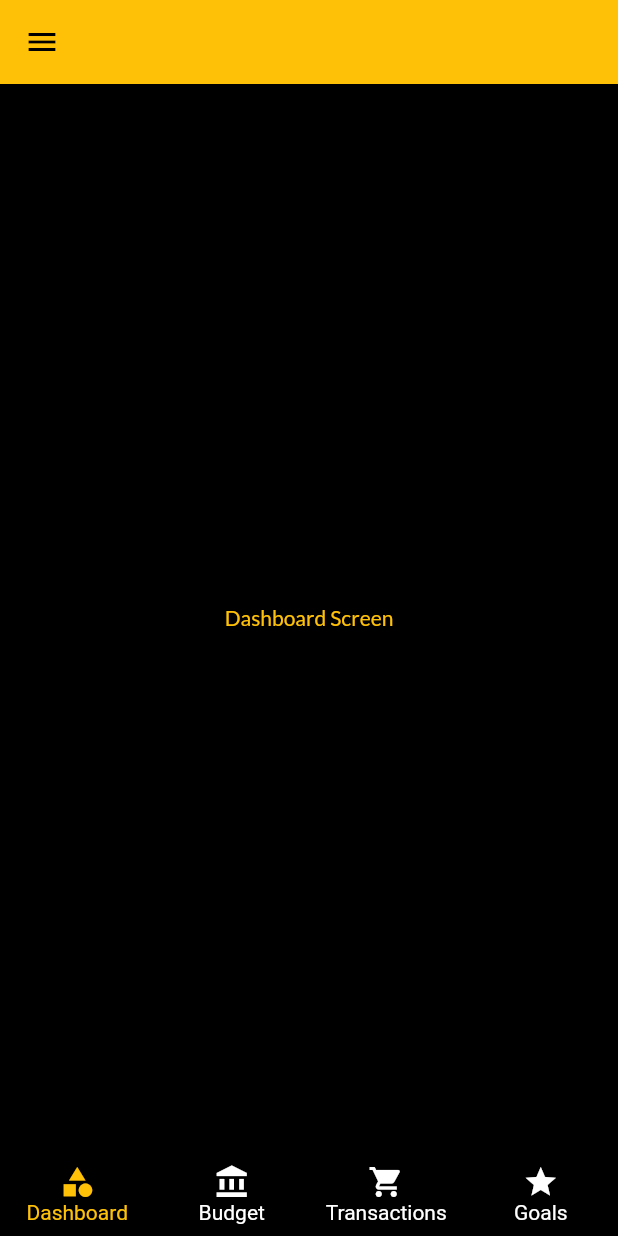
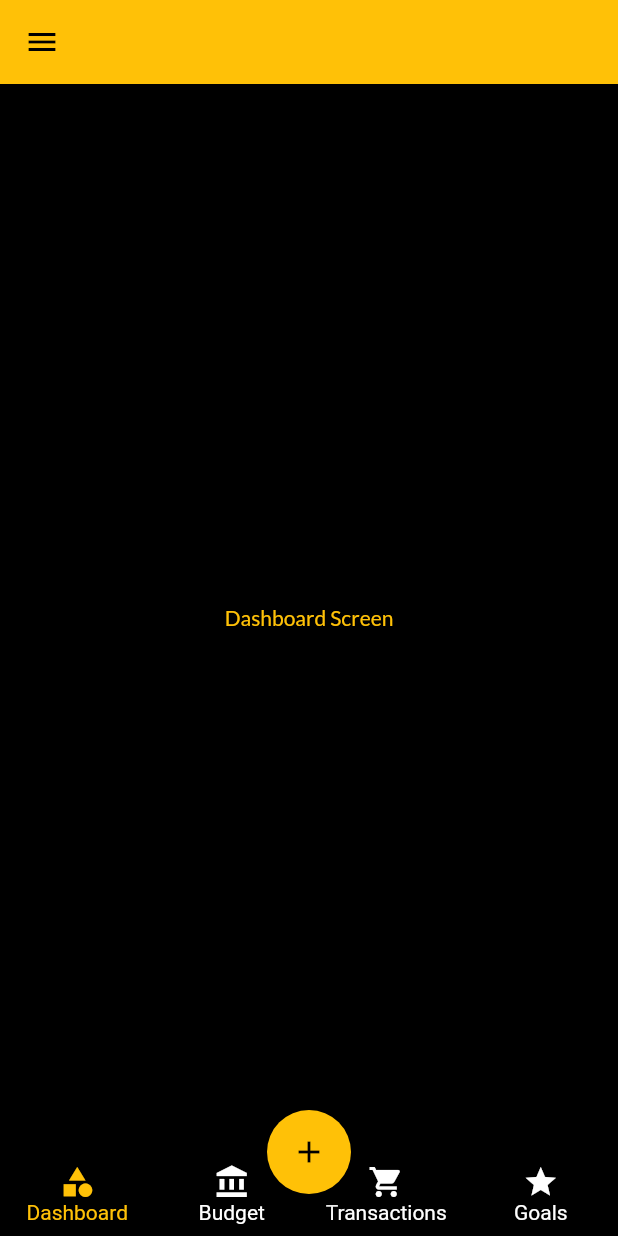
Before and after one commit to Apex-Finance/Finance-Main, a Flutter app: the screen it shows after launch, on a phone screen of 412 x 824 dp. Run offline on Flutter 3.47's test engine with Material 2 defaults, Android fonts, the phone set to English and light mode, and no system bars; our stand-ins replace google_fonts.

Commit message:
Update tab_screen.dart

```diff
--- a/Plutus/lib/screens/tab_screen.dart
+++ b/Plutus/lib/screens/tab_screen.dart
@@ -38,6 +38,12 @@ class _TabScreenState extends State<TabScreen> {
           ],
         ),
       ),
+      floatingActionButton: FloatingActionButton(
+        child: Icon(Icons.add),
+        backgroundColor: Theme.of(context).primaryColor,
+        onPressed: null,
+      ),
+      floatingActionButtonLocation: FloatingActionButtonLocation.centerDocked,
       body: _pages[_selectedPageIndex],
       bottomNavigationBar: BottomNavigationBar(
         onTap: _selectPage,
```
